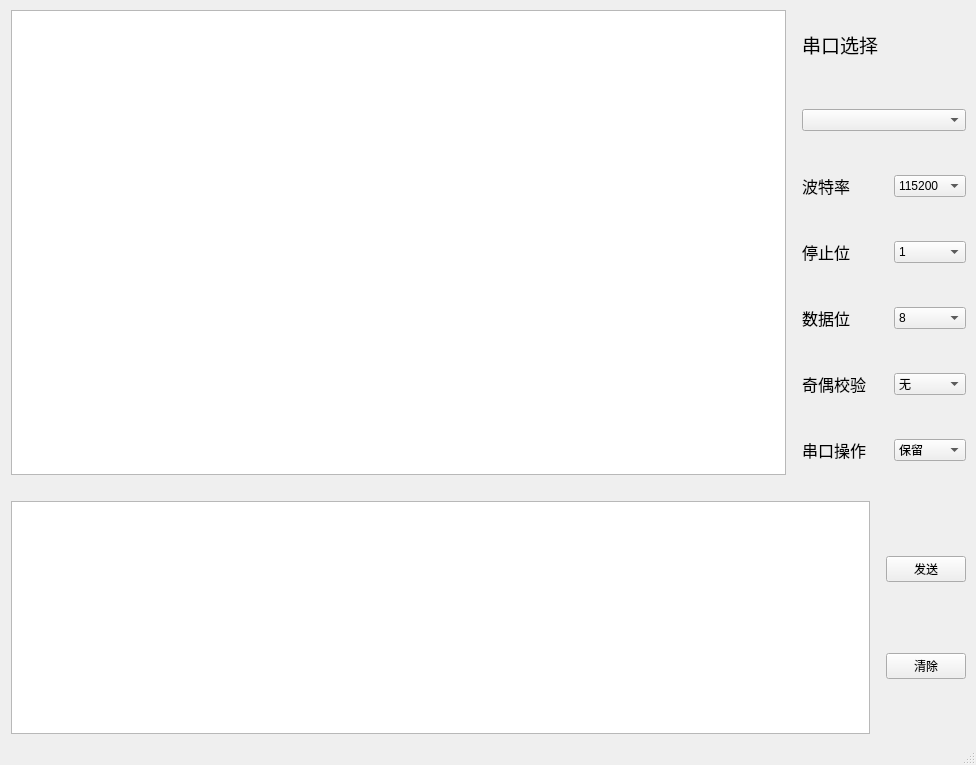
This is untitled.ui in JLU-Automation-Team/- as Qt 5 draws it before an edit. The edited form follows.
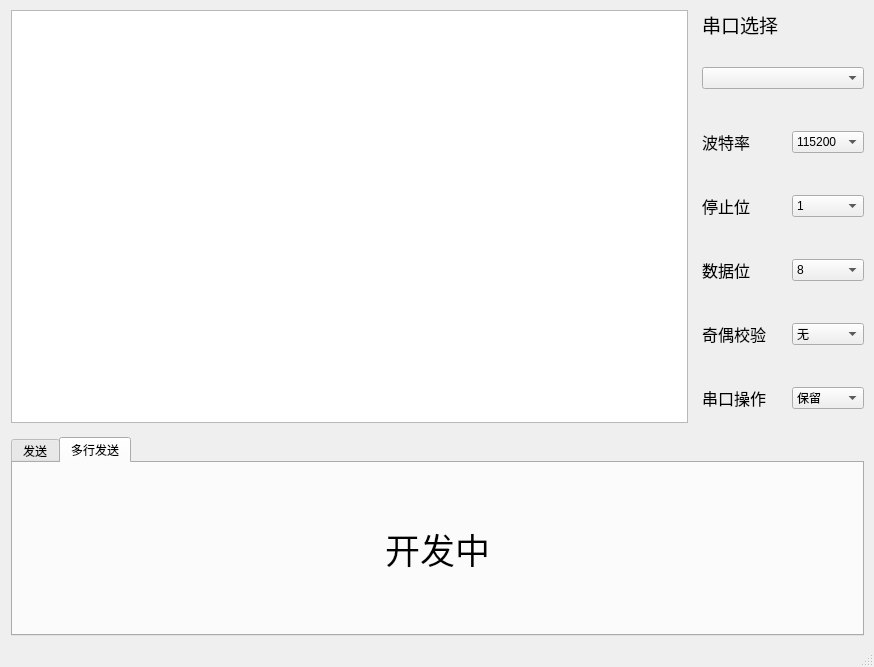
This is the edited form. The open tabs and pages were chosen to show the change.

```diff
--- a/untitled.ui
+++ b/untitled.ui
@@ -6,8 +6,8 @@
    <rect>
     <x>0</x>
     <y>0</y>
-    <width>976</width>
-    <height>765</height>
+    <width>874</width>
+    <height>667</height>
    </rect>
   </property>
   <property name="windowTitle">
@@ -16,9 +16,9 @@
   <widget class="QWidget" name="centralwidget">
    <layout class="QGridLayout" name="gridLayout_2">
     <item row="0" column="0">
-     <layout class="QVBoxLayout" name="verticalLayout_2" stretch="2,0,1">
+     <layout class="QVBoxLayout" name="verticalLayout_2" stretch="2,1">
       <property name="spacing">
-       <number>16</number>
+       <number>14</number>
       </property>
       <property name="sizeConstraint">
        <enum>QLayout::SetDefaultConstraint</enum>
@@ -38,7 +38,11 @@
       <item>
        <layout class="QHBoxLayout" name="horizontalLayout_2">
         <item>
-         <widget class="QTextEdit" name="textEdit"/>
+         <widget class="QTextEdit" name="textEdit">
+          <property name="readOnly">
+           <bool>true</bool>
+          </property>
+         </widget>
         </item>
         <item>
          <layout class="QGridLayout" name="gridLayout" rowstretch="1,1,1,1,1,1,1" columnstretch="0,0" rowminimumheight="0,50,50,50,50,50,50">
@@ -223,28 +227,32 @@
        </layout>
       </item>
       <item>
-       <spacer name="verticalSpacer">
-        <property name="orientation">
-         <enum>Qt::Vertical</enum>
+       <widget class="QTabWidget" name="tabWidget">
+        <property name="currentIndex">
+         <number>0</number>
         </property>
-        <property name="sizeHint" stdset="0">
-         <size>
-          <width>10</width>
-          <height>10</height>
-         </size>
-        </property>
-       </spacer>
+        <widget class="QWidget" name="tab_3">
+         <attribute name="title">
+          <string>发送</string>
+         </attribute>
+         <layout class="QHBoxLayout" name="horizontalLayout">
+          <item>
+           <widget class="QRadioButton" name="radioButton_huiche">
+            <property name="text">
+             <string>自动添加回车</string>
+            </property>
+           </widget>
       </item>
       <item>
-       <layout class="QHBoxLayout" name="horizontalLayout" stretch="1,0">
+           <layout class="QHBoxLayout" name="horizontalLayout_3" stretch="0,0">
         <property name="bottomMargin">
          <number>0</number>
         </property>
         <item>
-         <widget class="QTextEdit" name="textEdit_2"/>
+             <widget class="QTextEdit" name="textEdit_3"/>
         </item>
         <item>
-         <layout class="QVBoxLayout" name="verticalLayout" stretch="1,1">
+             <layout class="QVBoxLayout" name="verticalLayout_3" stretch="1,1">
           <item>
            <widget class="QPushButton" name="pushButton">
             <property name="text">
@@ -264,6 +272,37 @@
        </layout>
       </item>
      </layout>
+        </widget>
+        <widget class="QWidget" name="tab_4">
+         <attribute name="title">
+          <string>多行发送</string>
+         </attribute>
+         <layout class="QHBoxLayout" name="horizontalLayout_5">
+          <item>
+           <layout class="QHBoxLayout" name="horizontalLayout_4">
+            <item>
+             <widget class="QLabel" name="label_7">
+              <property name="font">
+               <font>
+                <family>Adobe Arabic</family>
+                <pointsize>26</pointsize>
+               </font>
+              </property>
+              <property name="text">
+               <string>开发中</string>
+              </property>
+              <property name="alignment">
+               <set>Qt::AlignCenter</set>
+              </property>
+             </widget>
+            </item>
+           </layout>
+          </item>
+         </layout>
+        </widget>
+       </widget>
+      </item>
+     </layout>
     </item>
    </layout>
   </widget>
```
Left out of the diff: 6 changed lines with no effect on the pictures. Lines whose indentation alone changed are shown as unchanged.
